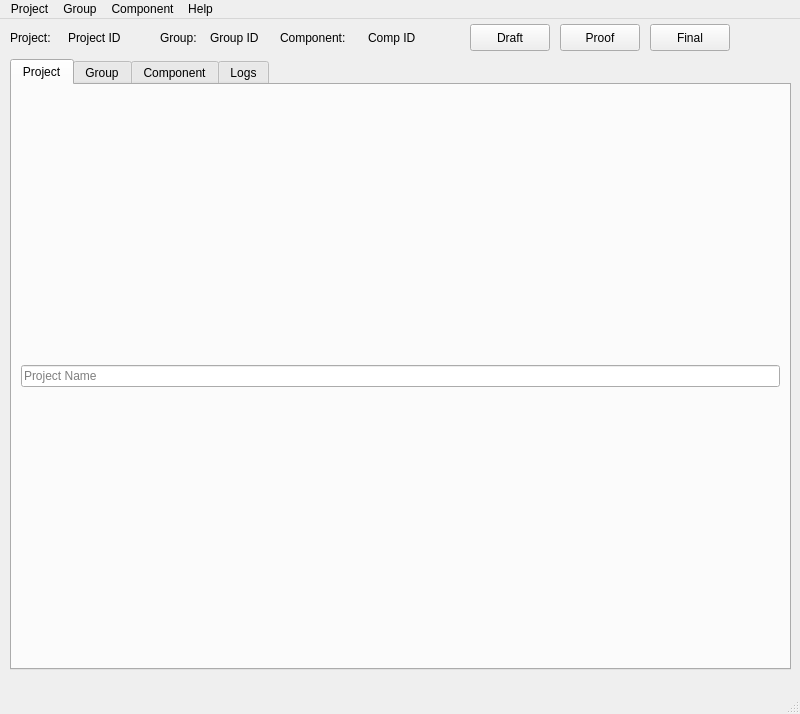
Qt form lib/rapuma/dialog/main_dlg.ui (sillsdev/rapuma) before a commit.
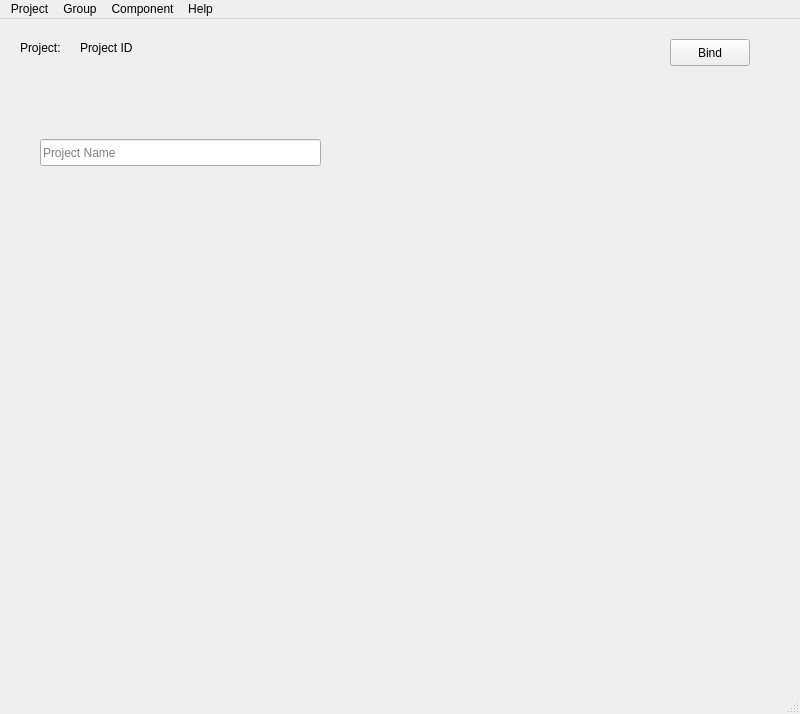
The same form after that commit.

Commit message: Work on edit pid, gid, cid - testing

Diff of the .ui file:
```diff
--- a/lib/rapuma/dialog/main_dlg.ui
+++ b/lib/rapuma/dialog/main_dlg.ui
@@ -14,28 +14,32 @@
    <string>Rapuma</string>
   </property>
   <widget class="QWidget" name="centralwidget">
-   <widget class="QTabWidget" name="mainTabWidget">
+   <widget class="QStackedWidget" name="stackedWidgetWorkArea">
     <property name="geometry">
      <rect>
       <x>10</x>
-      <y>40</y>
+      <y>10</y>
       <width>781</width>
-      <height>611</height>
+      <height>651</height>
      </rect>
     </property>
+    <property name="frameShape">
+     <enum>QFrame::NoFrame</enum>
+    </property>
     <property name="currentIndex">
      <number>0</number>
     </property>
-    <widget class="QWidget" name="mainProject">
-     <attribute name="title">
-      <string>Project</string>
-     </attribute>
-     <attribute name="toolTip">
-      <string>Project-wide information and settings</string>
-     </attribute>
-     <layout class="QGridLayout" name="gridLayout">
-      <item row="0" column="0">
-       <widget class="QLineEdit" name="lineEditProjName">
+    <widget class="QWidget" name="pageBlank"/>
+    <widget class="QWidget" name="pageProject">
+     <widget class="QLineEdit" name="lineEditProjectName">
+      <property name="geometry">
+       <rect>
+        <x>30</x>
+        <y>110</y>
+        <width>281</width>
+        <height>27</height>
+       </rect>
+      </property>
         <property name="toolTip">
          <string>Project name, could be book title</string>
         </property>
@@ -43,50 +47,12 @@
          <string>Project Name</string>
         </property>
        </widget>
-      </item>
-     </layout>
-    </widget>
-    <widget class="QWidget" name="mainGroup">
-     <attribute name="title">
-      <string>Group</string>
-     </attribute>
-     <attribute name="toolTip">
-      <string>Group-wide settings and information</string>
-     </attribute>
-    </widget>
-    <widget class="QWidget" name="mainComponent">
-     <attribute name="title">
-      <string>Component</string>
-     </attribute>
-     <attribute name="toolTip">
-      <string>Component settings, information and source and working text</string>
-     </attribute>
-    </widget>
-    <widget class="QWidget" name="mainLog">
-     <attribute name="title">
-      <string>Logs</string>
-     </attribute>
-    </widget>
-   </widget>
-   <widget class="QLabel" name="labelProject">
+     <widget class="QLabel" name="labelProjectPid">
     <property name="geometry">
      <rect>
-      <x>10</x>
+        <x>70</x>
       <y>10</y>
-      <width>60</width>
-      <height>17</height>
-     </rect>
-    </property>
-    <property name="text">
-     <string>Project:</string>
-    </property>
-   </widget>
-   <widget class="QLabel" name="labelPid">
-    <property name="geometry">
-     <rect>
-      <x>68</x>
-      <y>10</y>
-      <width>80</width>
+        <width>111</width>
       <height>17</height>
      </rect>
     </property>
@@ -94,10 +60,44 @@
      <string>Project ID</string>
     </property>
    </widget>
+     <widget class="QLabel" name="labelProjectProject">
+      <property name="geometry">
+       <rect>
+        <x>10</x>
+        <y>10</y>
+        <width>55</width>
+        <height>17</height>
+       </rect>
+      </property>
+      <property name="text">
+       <string>Project:</string>
+      </property>
+     </widget>
+     <widget class="QPushButton" name="pushButtonProjectBind">
+      <property name="geometry">
+       <rect>
+        <x>660</x>
+        <y>10</y>
+        <width>80</width>
+        <height>27</height>
+       </rect>
+      </property>
+      <property name="focusPolicy">
+       <enum>Qt::NoFocus</enum>
+      </property>
+      <property name="layoutDirection">
+       <enum>Qt::RightToLeft</enum>
+      </property>
+      <property name="text">
+       <string>Bind</string>
+      </property>
+     </widget>
+    </widget>
+    <widget class="QWidget" name="pageGroup">
    <widget class="QLabel" name="labelGroup">
     <property name="geometry">
      <rect>
-      <x>160</x>
+        <x>10</x>
       <y>10</y>
       <width>50</width>
       <height>17</height>
@@ -107,10 +107,10 @@
      <string>Group:</string>
     </property>
    </widget>
-   <widget class="QLabel" name="labelGid">
+     <widget class="QLabel" name="labelGroupGid">
     <property name="geometry">
      <rect>
-      <x>210</x>
+        <x>70</x>
       <y>10</y>
       <width>80</width>
       <height>17</height>
@@ -120,23 +120,60 @@
      <string>Group ID</string>
     </property>
    </widget>
-   <widget class="QLabel" name="labelComponent">
+     <widget class="QPushButton" name="pushButtonGroupFinal">
     <property name="geometry">
      <rect>
-      <x>280</x>
+        <x>660</x>
       <y>10</y>
-      <width>85</width>
-      <height>17</height>
-     </rect>
-    </property>
+        <width>80</width>
+        <height>27</height>
+       </rect>
+      </property>
+      <property name="toolTip">
+       <string>Create view of the final output of the selected component(s)</string>
+      </property>
     <property name="text">
-     <string>Component:</string>
-    </property>
-   </widget>
-   <widget class="QLabel" name="labelCid">
+       <string>Final</string>
+      </property>
+     </widget>
+     <widget class="QPushButton" name="pushButtonGroupDraft">
     <property name="geometry">
      <rect>
-      <x>368</x>
+        <x>480</x>
+        <y>10</y>
+        <width>80</width>
+        <height>27</height>
+       </rect>
+      </property>
+      <property name="toolTip">
+       <string>Create a draft of the selected component(s)</string>
+      </property>
+      <property name="text">
+       <string>Draft</string>
+      </property>
+     </widget>
+     <widget class="QPushButton" name="pushButtonGroupProof">
+      <property name="geometry">
+       <rect>
+        <x>570</x>
+        <y>10</y>
+        <width>80</width>
+        <height>27</height>
+       </rect>
+      </property>
+      <property name="toolTip">
+       <string>Create a proof of the selected component(s)</string>
+      </property>
+      <property name="text">
+       <string>Proof</string>
+      </property>
+     </widget>
+    </widget>
+    <widget class="QWidget" name="pageComponent">
+     <widget class="QLabel" name="labelComponentCid">
+      <property name="geometry">
+       <rect>
+        <x>100</x>
       <y>10</y>
       <width>70</width>
       <height>17</height>
@@ -146,11 +183,40 @@
      <string>Comp ID</string>
     </property>
    </widget>
-   <widget class="QPushButton" name="pushButtonDraft">
+     <widget class="QLabel" name="labelComponentComponent">
     <property name="geometry">
      <rect>
-      <x>470</x>
-      <y>5</y>
+        <x>10</x>
+        <y>10</y>
+        <width>85</width>
+        <height>17</height>
+       </rect>
+      </property>
+      <property name="text">
+       <string>Component:</string>
+      </property>
+     </widget>
+     <widget class="QPushButton" name="pushButtonComponentFinal">
+      <property name="geometry">
+       <rect>
+        <x>660</x>
+        <y>10</y>
+        <width>80</width>
+        <height>27</height>
+       </rect>
+      </property>
+      <property name="toolTip">
+       <string>Create view of the final output of the selected component(s)</string>
+      </property>
+      <property name="text">
+       <string>Final</string>
+      </property>
+     </widget>
+     <widget class="QPushButton" name="pushButtonComponentDraft">
+      <property name="geometry">
+       <rect>
+        <x>480</x>
+        <y>10</y>
       <width>80</width>
       <height>27</height>
      </rect>
@@ -162,11 +228,11 @@
      <string>Draft</string>
     </property>
    </widget>
-   <widget class="QPushButton" name="pushButtonProof">
+     <widget class="QPushButton" name="pushButtonComponentProof">
     <property name="geometry">
      <rect>
-      <x>560</x>
-      <y>5</y>
+        <x>570</x>
+        <y>10</y>
       <width>80</width>
       <height>27</height>
      </rect>
@@ -178,21 +244,7 @@
      <string>Proof</string>
     </property>
    </widget>
-   <widget class="QPushButton" name="pushButtonFinal">
-    <property name="geometry">
-     <rect>
-      <x>650</x>
-      <y>5</y>
-      <width>80</width>
-      <height>27</height>
-     </rect>
-    </property>
-    <property name="toolTip">
-     <string>Create view of the final output of the selected component(s)</string>
-    </property>
-    <property name="text">
-     <string>Final</string>
-    </property>
+    </widget>
    </widget>
   </widget>
   <widget class="QMenuBar" name="menubar">
```
Left out of the diff: 118 changed lines with no effect on the pictures. Lines whose indentation alone changed are shown as unchanged. The commit also changes 11 other files.
